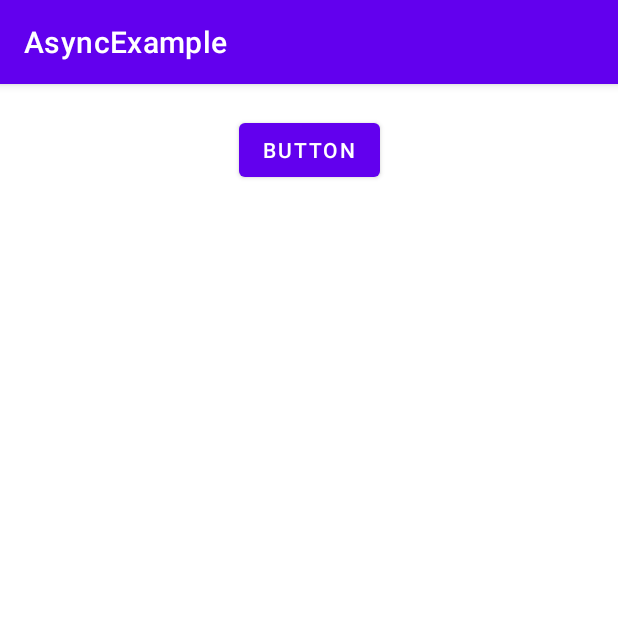
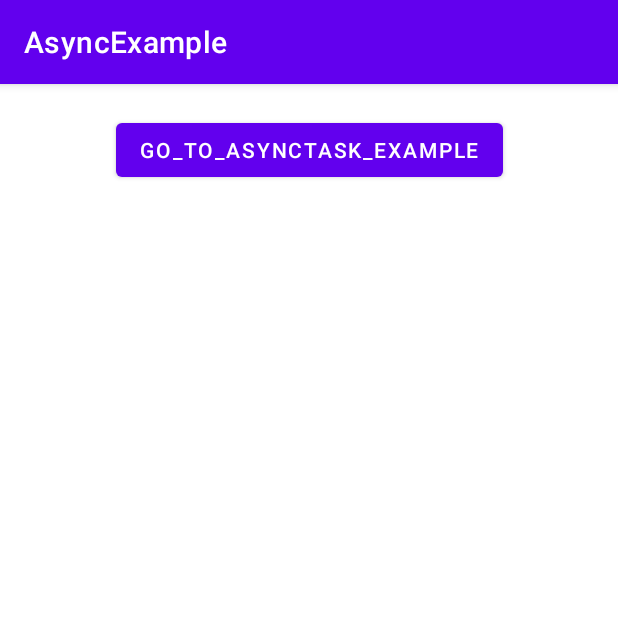
Before and after one commit to bystrovdev/AsyncExample, an Android app: the screen it shows after launch (MainActivity), on a phone screen of 412 x 824 dp, the top half of it. Run offline under Robolectric (Android 15) with nearby library versions, the phone set to English and light mode, and no system bars.

Commit message:
Created AsyncTaskExample activity

```diff
--- a/app/src/main/AndroidManifest.xml
+++ b/app/src/main/AndroidManifest.xml
@@ -9,6 +9,7 @@
         android:roundIcon="@mipmap/ic_launcher_round"
         android:supportsRtl="true"
         android:theme="@style/Theme.AsyncExample">
+        <activity android:name=".AsyncTaskExample"></activity>
         <activity android:name=".MainActivity">
             <intent-filter>
                 <action android:name="android.intent.action.MAIN" />
--- a/app/src/main/res/layout/activity_main.xml
+++ b/app/src/main/res/layout/activity_main.xml
@@ -11,7 +11,8 @@
         android:layout_width="wrap_content"
         android:layout_height="wrap_content"
         android:layout_marginTop="@dimen/margin_top_for_button"
-        android:text="Button"
+        android:onClick="buttonClick"
+        android:text="@string/go_to_asynctask_example"
         app:layout_constraintEnd_toEndOf="parent"
         app:layout_constraintStart_toStartOf="parent"
         app:layout_constraintTop_toTopOf="parent" />
--- a/app/src/main/res/values/strings.xml
+++ b/app/src/main/res/values/strings.xml
@@ -1,3 +1,4 @@
 <resources>
     <string name="app_name">AsyncExample</string>
+    <string name="go_to_asynctask_example">go_to_asynctask_example</string>
 </resources>
```
Also changed, not shown: app/src/main/java/ru/synergy/asyncexample/AsyncTaskExample.java (added, +14 -0 lines), app/src/main/java/ru/synergy/asyncexample/MainActivity.java (+11 -0 lines), app/src/main/res/layout/activity_async_task_example.xml (added, +9 -0 lines).
